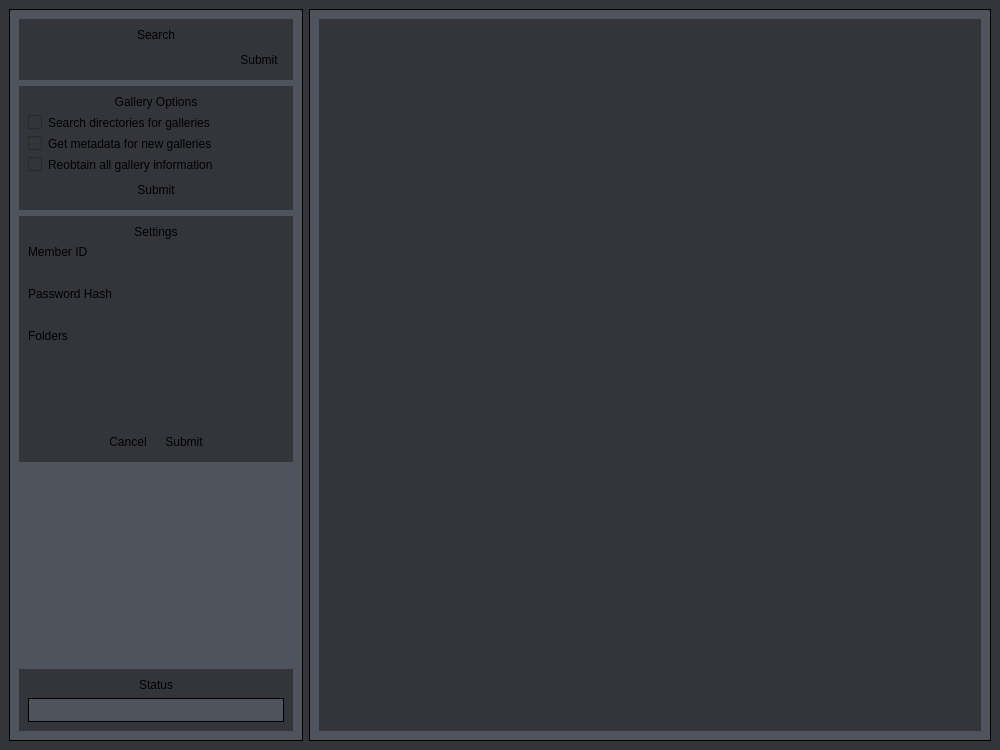
This is ui_src/main_window.ui in tunapotatoes/local-sadpanda-viewer as Qt 5 draws it before an edit. The edited form follows.
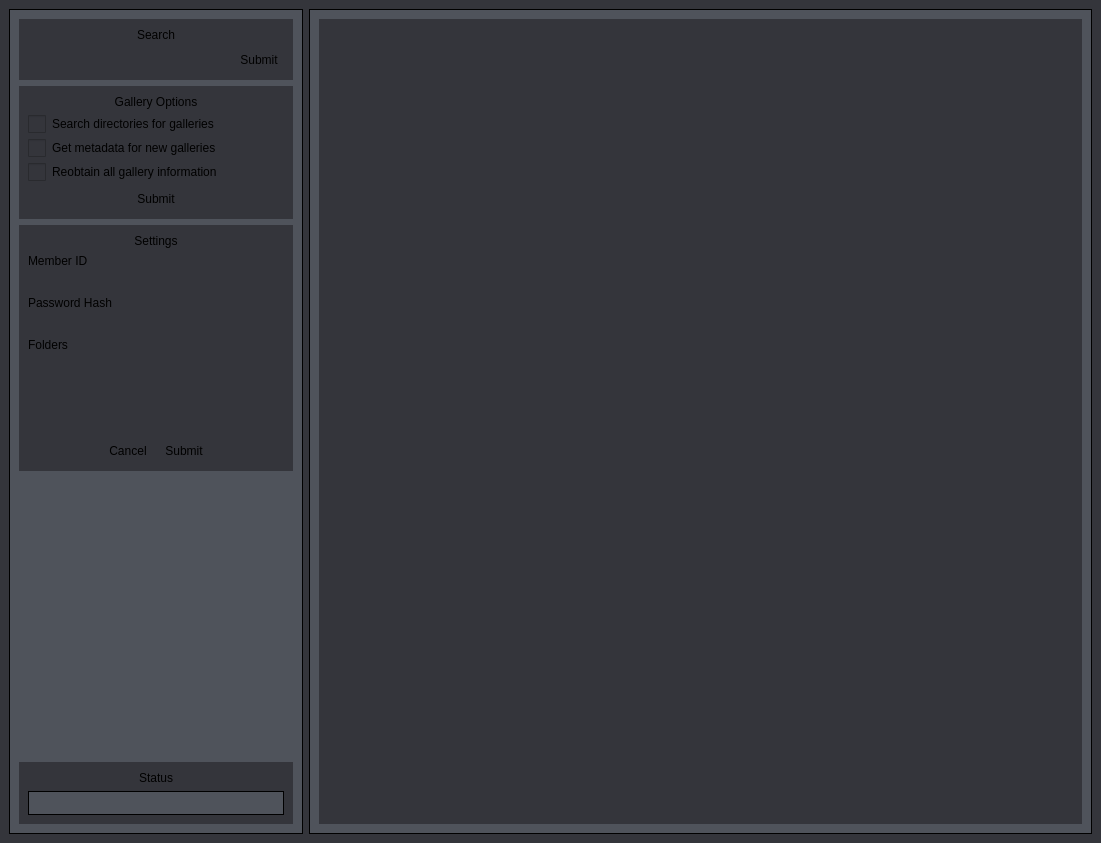
This is the edited form.

```diff
--- a/ui_src/main_window.ui
+++ b/ui_src/main_window.ui
@@ -6,8 +6,8 @@
    <rect>
     <x>0</x>
     <y>0</y>
-    <width>1000</width>
-    <height>750</height>
+    <width>1101</width>
+    <height>843</height>
    </rect>
   </property>
   <property name="windowTitle">
@@ -43,6 +43,9 @@
       <layout class="QGridLayout" name="gridLayout_2">
        <item row="0" column="0">
         <widget class="QScrollArea" name="scrollArea">
+         <property name="enabled">
+          <bool>true</bool>
+         </property>
          <property name="autoFillBackground">
           <bool>true</bool>
          </property>
@@ -143,8 +146,8 @@
            <rect>
             <x>0</x>
             <y>0</y>
-            <width>706</width>
-            <height>712</height>
+            <width>807</width>
+            <height>805</height>
            </rect>
           </property>
           <zorder></zorder>
@@ -186,6 +189,11 @@
 border: 1px solid black;
 }
 
+QCheckBox::indicator {
+     width: 18px;
+     height: 18px;
+ }
+
 QFrame.sidebarFrame {
 
 background: #43464e;
@@ -376,9 +384,21 @@
               <verstretch>0</verstretch>
              </sizepolicy>
             </property>
+            <property name="styleSheet">
+             <string notr="true"/>
+            </property>
             <property name="text">
              <string>Reobtain all gallery information</string>
             </property>
+            <property name="iconSize">
+             <size>
+              <width>10</width>
+              <height>10</height>
+             </size>
+            </property>
+            <property name="checked">
+             <bool>false</bool>
+            </property>
            </widget>
           </item>
           <item>
```
Left out of the diff: 3 changed lines with no effect on the pictures.
